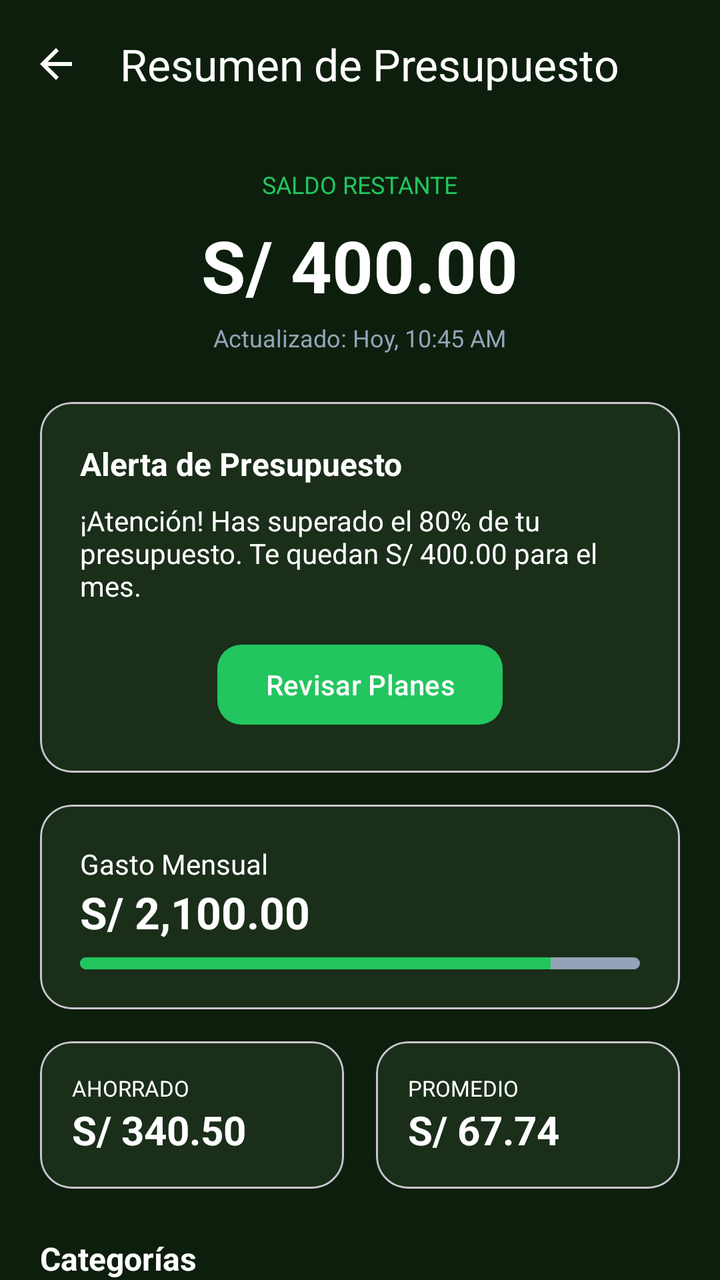
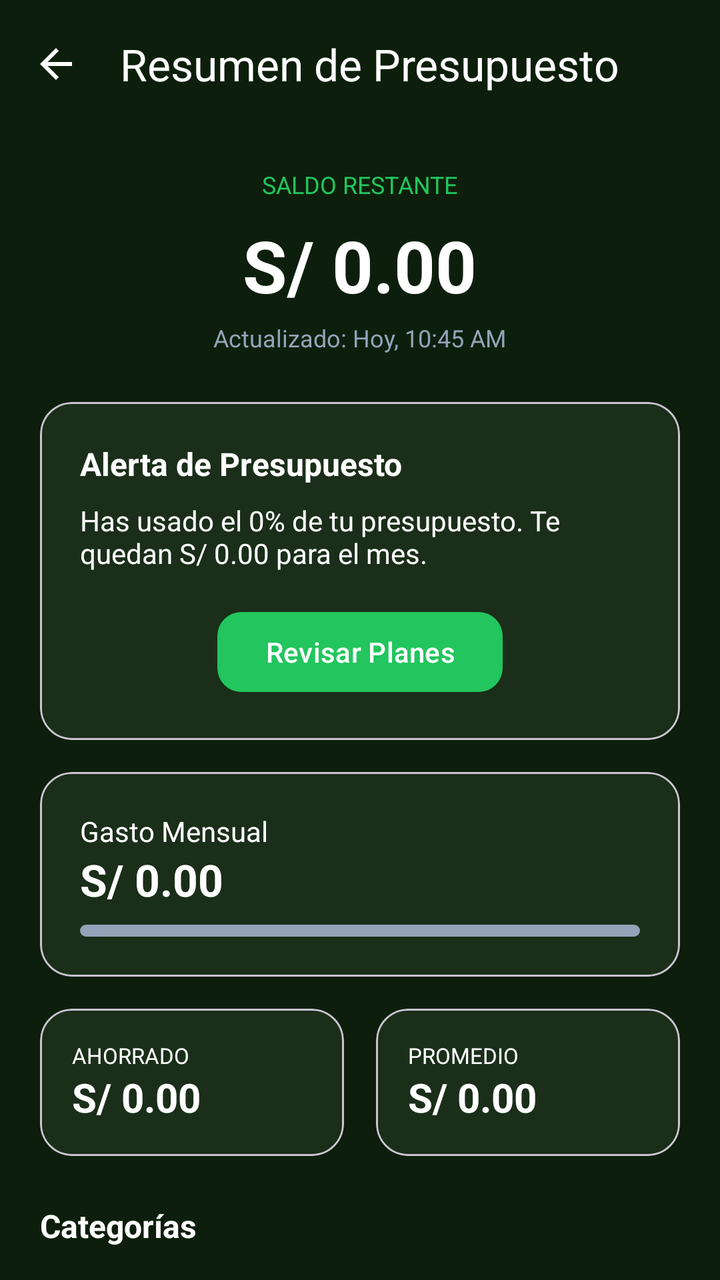

The first picture is an Android layout as it rendered before a commit; the second is the same layout after the commit. The layout source and the unified diff follow.
<!-- AndroidManifest.xml: application theme Theme.IngresosGastosApp -->
<!-- res/layout/activity_resumen_presupuesto.xml -->
<?xml version="1.0" encoding="utf-8"?>
<androidx.coordinatorlayout.widget.CoordinatorLayout xmlns:android="http://schemas.android.com/apk/res/android"
    xmlns:app="http://schemas.android.com/apk/res-auto"
    xmlns:tools="http://schemas.android.com/tools"
    android:layout_width="match_parent"
    android:layout_height="match_parent"
    android:background="@color/bg_dark">

    <LinearLayout
        android:layout_width="match_parent"
        android:layout_height="match_parent"
        android:orientation="vertical">

        <androidx.appcompat.widget.Toolbar
            android:id="@+id/toolbar"
            android:layout_width="match_parent"
            android:layout_height="?attr/actionBarSize"
            android:background="@color/bg_dark"
            app:navigationIcon="@drawable/ic_arrow_back"
            app:navigationIconTint="@color/white"
            app:title="Resumen de Presupuesto"
            app:titleTextColor="@color/white" />

        <androidx.core.widget.NestedScrollView
            android:layout_width="match_parent"
            android:layout_height="match_parent"
            android:paddingBottom="100dp"
            android:clipToPadding="false"
            android:fillViewport="true">

            <LinearLayout
                android:layout_width="match_parent"
                android:layout_height="wrap_content"
                android:orientation="vertical"
                android:padding="20dp">

                
                <TextView
                    android:layout_width="wrap_content"
                    android:layout_height="wrap_content"
                    android:text="SALDO RESTANTE"
                    android:textColor="@color/green_accent"
                    android:textSize="12sp"
                    android:textAllCaps="true"
                    android:layout_gravity="center" />

                <TextView
                    android:id="@+id/tv_saldo_restante"
                    android:layout_width="wrap_content"
                    android:layout_height="wrap_content"
                    android:text="S/ 400.00"
                    android:textColor="@color/white"
                    android:textSize="36sp"
                    android:textStyle="bold"
                    android:layout_gravity="center"
                    android:layout_marginTop="8dp" />

                <TextView
                    android:id="@+id/tv_actualizado"
                    android:layout_width="wrap_content"
                    android:layout_height="wrap_content"
                    android:text="Actualizado: Hoy, 10:45 AM"
                    android:textColor="@color/text_on_dark_muted"
                    android:textSize="12sp"
                    android:layout_gravity="center"
                    android:layout_marginTop="4dp" />

                
                <com.google.android.material.card.MaterialCardView
                    android:layout_width="match_parent"
                    android:layout_height="wrap_content"
                    android:layout_marginTop="24dp"
                    app:cardBackgroundColor="@color/bg_dark_card"
                    app:cardCornerRadius="16dp"
                    app:cardElevation="0dp">
                    <LinearLayout
                        android:layout_width="match_parent"
                        android:layout_height="wrap_content"
                        android:orientation="vertical"
                        android:padding="20dp">
                        <TextView
                            android:layout_width="wrap_content"
                            android:layout_height="wrap_content"
                            android:text="Alerta de Presupuesto"
                            android:textColor="@color/white"
                            android:textSize="16sp"
                            android:textStyle="bold" />
                        <TextView
                            android:layout_width="wrap_content"
                            android:layout_height="wrap_content"
                            android:text="¡Atención! Has superado el 80% de tu presupuesto. Te quedan S/ 400.00 para el mes."
                            android:textColor="@color/white"
                            android:layout_marginTop="8dp" />
                        <com.google.android.material.button.MaterialButton
                            android:id="@+id/btn_revisar_planes"
                            android:layout_width="wrap_content"
                            android:layout_height="wrap_content"
                            android:layout_gravity="center"
                            android:layout_marginTop="16dp"
                            android:text="Revisar Planes"
                            android:textColor="@color/white"
                            app:backgroundTint="@color/green_accent"
                            app:cornerRadius="12dp" />
                    </LinearLayout>
                </com.google.android.material.card.MaterialCardView>

                
                <com.google.android.material.card.MaterialCardView
                    android:layout_width="match_parent"
                    android:layout_height="wrap_content"
                    android:layout_marginTop="16dp"
                    app:cardBackgroundColor="@color/bg_dark_card"
                    app:cardCornerRadius="16dp"
                    app:cardElevation="0dp">
                    <LinearLayout
                        android:layout_width="match_parent"
                        android:layout_height="wrap_content"
                        android:orientation="vertical"
                        android:padding="20dp">
                        <TextView
                            android:layout_width="wrap_content"
                            android:layout_height="wrap_content"
                            android:text="Gasto Mensual"
                            android:textColor="@color/white" />
                        <TextView
                            android:id="@+id/tv_gasto_mensual"
                            android:layout_width="wrap_content"
                            android:layout_height="wrap_content"
                            android:text="S/ 2,100.00"
                            android:textColor="@color/white"
                            android:textSize="22sp"
                            android:textStyle="bold" />
                        <ProgressBar
                            style="@style/Widget.AppCompat.ProgressBar.Horizontal"
                            android:layout_width="match_parent"
                            android:layout_height="6dp"
                            android:layout_marginTop="8dp"
                            android:progress="84"
                            android:progressDrawable="@drawable/progress_bar_green" />
                    </LinearLayout>
                </com.google.android.material.card.MaterialCardView>

                
                <LinearLayout
                    android:layout_width="match_parent"
                    android:layout_height="wrap_content"
                    android:orientation="horizontal"
                    android:layout_marginTop="16dp">
                    <com.google.android.material.card.MaterialCardView
                        android:layout_width="0dp"
                        android:layout_height="wrap_content"
                        android:layout_weight="1"
                        android:layout_marginEnd="8dp"
                        app:cardBackgroundColor="@color/bg_dark_card"
                        app:cardCornerRadius="16dp"
                        app:cardElevation="0dp">
                        <LinearLayout
                            android:layout_width="match_parent"
                            android:layout_height="wrap_content"
                            android:orientation="vertical"
                            android:padding="16dp">
                            <TextView
                                android:layout_width="wrap_content"
                                android:layout_height="wrap_content"
                                android:text="AHORRADO"
                                android:textColor="@color/white"
                                android:textSize="11sp" />
                            <TextView
                                android:id="@+id/tv_ahorrado"
                                android:layout_width="wrap_content"
                                android:layout_height="wrap_content"
                                android:text="S/ 340.50"
                                android:textColor="@color/white"
                                android:textSize="20sp"
                                android:textStyle="bold" />
                        </LinearLayout>
                    </com.google.android.material.card.MaterialCardView>
                    <com.google.android.material.card.MaterialCardView
                        android:layout_width="0dp"
                        android:layout_height="wrap_content"
                        android:layout_weight="1"
                        android:layout_marginStart="8dp"
                        app:cardBackgroundColor="@color/bg_dark_card"
                        app:cardCornerRadius="16dp"
                        app:cardElevation="0dp">
                        <LinearLayout
                            android:layout_width="match_parent"
                            android:layout_height="wrap_content"
                            android:orientation="vertical"
                            android:padding="16dp">
                            <TextView
                                android:layout_width="wrap_content"
                                android:layout_height="wrap_content"
                                android:text="PROMEDIO"
                                android:textColor="@color/white"
                                android:textSize="11sp" />
                            <TextView
                                android:id="@+id/tv_promedio_diario"
                                android:layout_width="wrap_content"
                                android:layout_height="wrap_content"
                                android:text="S/ 67.74"
                                android:textColor="@color/white"
                                android:textSize="20sp"
                                android:textStyle="bold" />
                        </LinearLayout>
                    </com.google.android.material.card.MaterialCardView>
                </LinearLayout>

                <TextView
                    android:layout_width="wrap_content"
                    android:layout_height="wrap_content"
                    android:text="Categorías"
                    android:textColor="@color/white"
                    android:textSize="16sp"
                    android:textStyle="bold"
                    android:layout_marginTop="24dp" />
            </LinearLayout>
        </androidx.core.widget.NestedScrollView>
    </LinearLayout>

    

</androidx.coordinatorlayout.widget.CoordinatorLayout>
<!-- resources referenced by this layout -->
<resources>
  <color name="bg_dark">#0D1F0C</color>
  <color name="bg_dark_card">#1A2E19</color>
  <color name="green_accent">#22C55E</color>
  <color name="text_on_dark_muted">#94A3B8</color>
  <color name="white">#FFFFFFFF</color>
  <!-- drawable ic_arrow_back (drawable) -->
  <?xml version="1.0" encoding="utf-8"?>
  <vector xmlns:android="http://schemas.android.com/apk/res/android"
      android:width="24dp"
      android:height="24dp"
      android:viewportWidth="24"
      android:viewportHeight="24">
      <path
          android:fillColor="#FFFFFF"
          android:pathData="M20,11H7.83l5.59-5.59L12,4l-8,8 8,8 1.41-1.41L7.83,13H20v-2z"/>
  </vector>
  <!-- drawable progress_bar_green (drawable) -->
  <?xml version="1.0" encoding="utf-8"?>
  <layer-list xmlns:android="http://schemas.android.com/apk/res/android">
      <item android:id="@android:id/background">
          <shape>
              <corners android:radius="4dp" />
              <solid android:color="@color/text_on_dark_muted" />
          </shape>
      </item>
      <item android:id="@android:id/progress">
          <clip>
              <shape>
                  <corners android:radius="4dp" />
                  <solid android:color="@color/green_accent" />
              </shape>
          </clip>
      </item>
  </layer-list>
  <style name="Theme.IngresosGastosApp" parent="Base.Theme.IngresosGastosApp" />
  <style name="Base.Theme.IngresosGastosApp" parent="Theme.Material3.DayNight.NoActionBar">
          <item name="colorPrimary">@color/green_accent</item>
          <item name="colorPrimaryContainer">@color/bg_dark_card</item>
          <item name="colorOnPrimary">@color/white</item>
          <item name="android:statusBarColor">@color/bg_dark</item>
          <item name="android:navigationBarColor">@color/bg_dark</item>
          <item name="android:windowBackground">@color/bg_dark</item>
          <item name="android:windowLightStatusBar">false</item>
          <item name="shapeAppearanceOverlay">@style/CircleImage</item>
      </style>
  <style name="CircleImage">
          <item name="cornerSize">50%</item>
      </style>
</resources>

<!-- the commit's change to res/layout/activity_resumen_presupuesto.xml (unified diff, before → after) -->
@@ -48,7 +48,7 @@
                     android:id="@+id/tv_saldo_restante"
                     android:layout_width="wrap_content"
                     android:layout_height="wrap_content"
-                    android:text="S/ 400.00"
+                    android:text="S/ 0.00"
                     android:textColor="@color/white"
                     android:textSize="36sp"
                     android:textStyle="bold"
@@ -88,7 +88,7 @@
                         <TextView
                             android:layout_width="wrap_content"
                             android:layout_height="wrap_content"
-                            android:text="¡Atención! Has superado el 80% de tu presupuesto. Te quedan S/ 400.00 para el mes."
+                            android:text="Has usado el 0% de tu presupuesto. Te quedan S/ 0.00 para el mes."
                             android:textColor="@color/white"
                             android:layout_marginTop="8dp" />
                         <com.google.android.material.button.MaterialButton
@@ -126,7 +126,7 @@
                             android:id="@+id/tv_gasto_mensual"
                             android:layout_width="wrap_content"
                             android:layout_height="wrap_content"
-                            android:text="S/ 2,100.00"
+                            android:text="S/ 0.00"
                             android:textColor="@color/white"
                             android:textSize="22sp"
                             android:textStyle="bold" />
@@ -135,7 +135,7 @@
                             android:layout_width="match_parent"
                             android:layout_height="6dp"
                             android:layout_marginTop="8dp"
-                            android:progress="84"
+                            android:progress="0"
                             android:progressDrawable="@drawable/progress_bar_green" />
                     </LinearLayout>
                 </com.google.android.material.card.MaterialCardView>
@@ -169,7 +169,7 @@
                                 android:id="@+id/tv_ahorrado"
                                 android:layout_width="wrap_content"
                                 android:layout_height="wrap_content"
-                                android:text="S/ 340.50"
+                                android:text="S/ 0.00"
                                 android:textColor="@color/white"
                                 android:textSize="20sp"
                                 android:textStyle="bold" />
@@ -198,7 +198,7 @@
                                 android:id="@+id/tv_promedio_diario"
                                 android:layout_width="wrap_content"
                                 android:layout_height="wrap_content"
-                                android:text="S/ 67.74"
+                                android:text="S/ 0.00"
                                 android:textColor="@color/white"
                                 android:textSize="20sp"
                                 android:textStyle="bold" />
